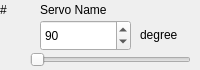
Before: the Qt Designer form servoctrl.ui in free6d1823/qrobot, drawn with Qt 5.
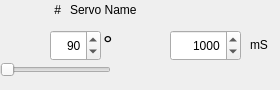
After: the same form once the commit is applied. Icons and pictures are not drawn.

What changed in the file:
```diff
--- a/servoctrl.ui
+++ b/servoctrl.ui
@@ -6,8 +6,8 @@
    <rect>
     <x>0</x>
     <y>0</y>
-    <width>200</width>
-    <height>70</height>
+    <width>280</width>
+    <height>90</height>
    </rect>
   </property>
   <property name="sizePolicy">
@@ -18,8 +18,8 @@
   </property>
   <property name="minimumSize">
    <size>
-    <width>200</width>
-    <height>70</height>
+    <width>280</width>
+    <height>90</height>
    </size>
   </property>
   <property name="windowTitle">
@@ -28,9 +28,9 @@
   <widget class="QLabel" name="name">
    <property name="geometry">
     <rect>
-     <x>40</x>
+     <x>70</x>
      <y>0</y>
-     <width>151</width>
+     <width>241</width>
      <height>20</height>
     </rect>
    </property>
@@ -41,12 +41,18 @@
   <widget class="QSlider" name="slideAngle">
    <property name="geometry">
     <rect>
-     <x>30</x>
-     <y>50</y>
-     <width>161</width>
+     <x>0</x>
+     <y>60</y>
+     <width>111</width>
      <height>20</height>
     </rect>
    </property>
+   <property name="minimumSize">
+    <size>
+     <width>0</width>
+     <height>0</height>
+    </size>
+   </property>
    <property name="orientation">
     <enum>Qt::Horizontal</enum>
    </property>
@@ -54,25 +60,31 @@
   <widget class="QLabel" name="label">
    <property name="geometry">
     <rect>
-     <x>140</x>
-     <y>20</y>
-     <width>51</width>
-     <height>29</height>
+     <x>103</x>
+     <y>30</y>
+     <width>16</width>
+     <height>20</height>
     </rect>
    </property>
    <property name="text">
-    <string>degree</string>
+    <string>&lt;html&gt;&lt;head/&gt;&lt;body&gt;&lt;p&gt;&lt;span style=&quot; font-size:18pt;&quot;&gt;°&lt;/span&gt;&lt;/p&gt;&lt;/body&gt;&lt;/html&gt;</string>
    </property>
   </widget>
   <widget class="QSpinBox" name="spinAngle">
    <property name="geometry">
     <rect>
-     <x>40</x>
-     <y>20</y>
-     <width>91</width>
+     <x>50</x>
+     <y>30</y>
+     <width>51</width>
      <height>31</height>
     </rect>
    </property>
+   <property name="alignment">
+    <set>Qt::AlignRight|Qt::AlignTrailing|Qt::AlignVCenter</set>
+   </property>
+   <property name="readOnly">
+    <bool>false</bool>
+   </property>
    <property name="accelerated">
     <bool>false</bool>
    </property>
@@ -88,13 +100,95 @@
     <rect>
      <x>0</x>
      <y>0</y>
-     <width>41</width>
+     <width>61</width>
      <height>20</height>
     </rect>
    </property>
    <property name="text">
     <string>#</string>
    </property>
+   <property name="alignment">
+    <set>Qt::AlignRight|Qt::AlignTrailing|Qt::AlignVCenter</set>
+   </property>
+  </widget>
+  <widget class="QLabel" name="time">
+   <property name="geometry">
+    <rect>
+     <x>130</x>
+     <y>30</y>
+     <width>41</width>
+     <height>29</height>
+    </rect>
+   </property>
+   <property name="text">
+    <string/>
+   </property>
+   <property name="pixmap">
+    <pixmap resource="images.qrc">:/images/pwm.png</pixmap>
+   </property>
+   <property name="alignment">
+    <set>Qt::AlignRight|Qt::AlignTrailing|Qt::AlignVCenter</set>
+   </property>
+  </widget>
+  <widget class="QSpinBox" name="spinTime">
+   <property name="geometry">
+    <rect>
+     <x>170</x>
+     <y>30</y>
+     <width>71</width>
+     <height>31</height>
+    </rect>
+   </property>
+   <property name="alignment">
+    <set>Qt::AlignRight|Qt::AlignTrailing|Qt::AlignVCenter</set>
+   </property>
+   <property name="readOnly">
+    <bool>false</bool>
+   </property>
+   <property name="accelerated">
+    <bool>false</bool>
+   </property>
+   <property name="maximum">
+    <number>10000</number>
+   </property>
+   <property name="singleStep">
+    <number>500</number>
+   </property>
+   <property name="value">
+    <number>1000</number>
+   </property>
+  </widget>
+  <widget class="QLabel" name="label_3">
+   <property name="geometry">
+    <rect>
+     <x>250</x>
+     <y>30</y>
+     <width>31</width>
+     <height>29</height>
+    </rect>
+   </property>
+   <property name="text">
+    <string>mS</string>
+   </property>
+  </widget>
+  <widget class="QLabel" name="label_4">
+   <property name="geometry">
+    <rect>
+     <x>0</x>
+     <y>30</y>
+     <width>51</width>
+     <height>29</height>
+    </rect>
+   </property>
+   <property name="text">
+    <string/>
+   </property>
+   <property name="pixmap">
+    <pixmap resource="images.qrc">:/images/angle.png</pixmap>
+   </property>
+   <property name="alignment">
+    <set>Qt::AlignRight|Qt::AlignTrailing|Qt::AlignVCenter</set>
+   </property>
   </widget>
  </widget>
  <resources/>
```
Left out of the diff: 4 changed lines with no effect on the pictures.
